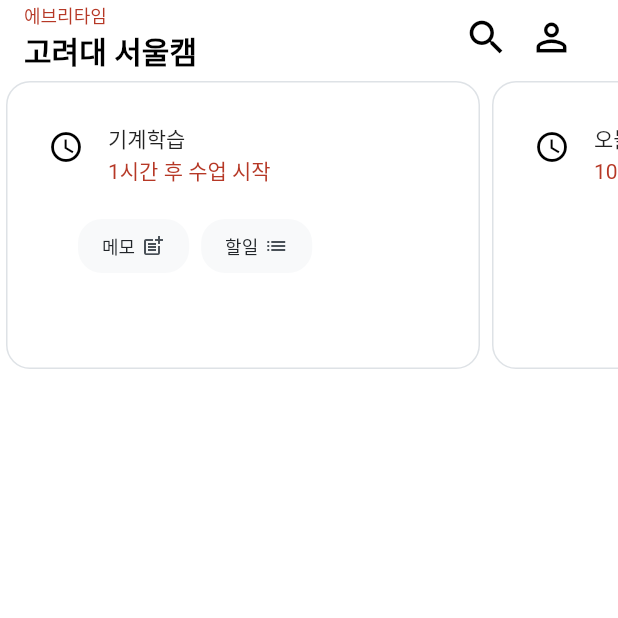
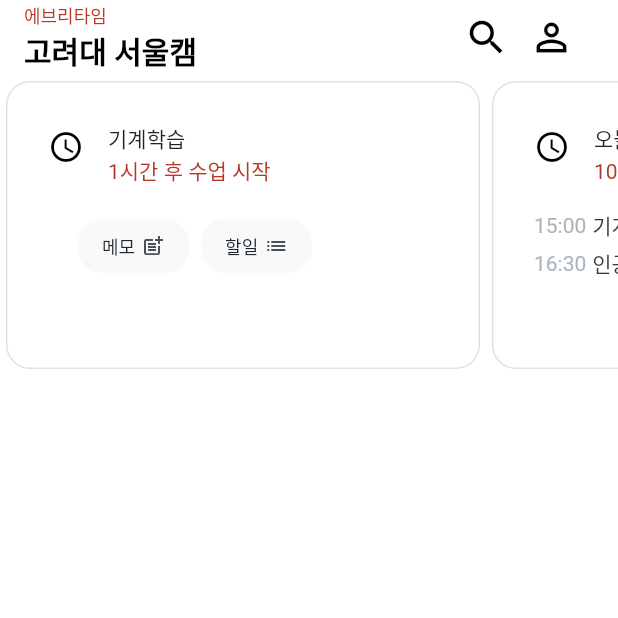
Before and after one commit to mobius29/everytime-clonecoding-flutter, a Flutter app: the screen it shows after launch, on a phone screen of 412 x 824 dp, the top half of it. Run offline on Flutter 3.47's test engine with Material 2 defaults, Android fonts, the phone set to English and light mode, and no system bars.

Commit message:
feat: make timetable in cards

```diff
--- a/lib/widgets/home/card_button.dart
+++ b/lib/widgets/home/card_button.dart
@@ -9,7 +9,7 @@
   }) : super(key: key);
 
   final String title;
-  final Icon icon;
+  final IconData icon;
 
   @override
   Widget build(BuildContext context) {
@@ -35,13 +35,11 @@
                 color: CustomColors.gray90,
               ),
             ),
-            Container(
-              margin: const EdgeInsets.only(left: 4),
-              child: Icon(
-                icon.icon,
-                size: 16,
-                color: CustomColors.gray70,
-              ),
+            const SizedBox(width: 4),
+            Icon(
+              icon,
+              size: 16,
+              color: CustomColors.gray70,
             ),
           ],
         ),
--- a/lib/widgets/home/card_item.dart
+++ b/lib/widgets/home/card_item.dart
@@ -55,7 +55,10 @@
                 ),
               ],
             ),
-            Container(margin: const EdgeInsets.only(top: 16), child: child)
+            Container(
+              margin: const EdgeInsets.only(top: 16),
+              child: child,
+            )
           ],
         ),
       ),
--- a/lib/widgets/home/card_list.dart
+++ b/lib/widgets/home/card_list.dart
@@ -1,6 +1,8 @@
 import 'package:everytime_flutter/widgets/home/card_button.dart';
 import 'package:everytime_flutter/widgets/home/card_button_list.dart';
 import 'package:everytime_flutter/widgets/home/card_item.dart';
+import 'package:everytime_flutter/widgets/home/card_timetable.dart';
+import 'package:everytime_flutter/widgets/home/card_timetable_list.dart';
 import 'package:flutter/material.dart';
 
 class CardList extends StatelessWidget {
@@ -13,24 +15,39 @@
       child: ListView(
         scrollDirection: Axis.horizontal,
         shrinkWrap: true,
-        children: const [
-          CardItem(
+        children: [
+          const CardItem(
             title: "기계학습",
             subTitle: "1시간 후 수업 시작",
             child: CardButtonList(
               children: [
                 CardButton(
                   title: "메모",
-                  icon: Icon(Icons.post_add),
+                  icon: Icons.post_add,
                 ),
                 CardButton(
                   title: "할일",
-                  icon: Icon(Icons.list),
+                  icon: Icons.list,
                 ),
               ],
             ),
           ),
-          CardItem(title: "오늘의 수업", subTitle: "10월 1일 (일)"),
+          CardItem(
+            title: "오늘의 수업",
+            subTitle: "10월 1일 (일)",
+            child: CardTimetableList(
+              children: [
+                CardTimetable(
+                  date: DateTime.parse("2023-10-01T15:00:00.000Z"),
+                  subject: "기계학습",
+                ),
+                CardTimetable(
+                  date: DateTime.parse("2023-10-01T16:30:00.000Z"),
+                  subject: "인공지능",
+                )
+              ],
+            ),
+          ),
         ],
       ),
     );
--- /dev/null
+++ b/lib/widgets/home/card_timetable.dart
@@ -0,0 +1,39 @@
+import 'package:everytime_flutter/themes/color.dart';
+import 'package:flutter/material.dart';
+
+class CardTimetable extends StatelessWidget {
+  const CardTimetable({
+    Key? key,
+    required this.date,
+    required this.subject,
+  }) : super(key: key);
+
+  final DateTime date;
+  final String subject;
+
+  @override
+  Widget build(BuildContext context) {
+    return Container(
+      alignment: Alignment.centerLeft,
+      child: Row(
+        children: [
+          Text(
+            '${date.hour}:${date.minute < 10 ? '0' : ''}${date.minute}',
+            style: const TextStyle(
+              fontSize: 14,
+              color: CustomColors.gray50,
+            ),
+          ),
+          const SizedBox(width: 4),
+          Text(
+            subject,
+            style: const TextStyle(
+              fontSize: 14,
+              color: CustomColors.gray80,
+            ),
+          ),
+        ],
+      ),
+    );
+  }
+}
--- /dev/null
+++ b/lib/widgets/home/card_timetable_list.dart
@@ -0,0 +1,20 @@
+import 'package:flutter/material.dart';
+
+class CardTimetableList extends StatelessWidget {
+  const CardTimetableList({Key? key, required this.children}) : super(key: key);
+
+  final List<Widget> children;
+
+  @override
+  Widget build(BuildContext context) {
+    return SizedBox(
+      width: double.infinity,
+      child: Wrap(
+        direction: Axis.vertical,
+        spacing: 4,
+        runSpacing: 4,
+        children: children,
+      ),
+    );
+  }
+}
```
